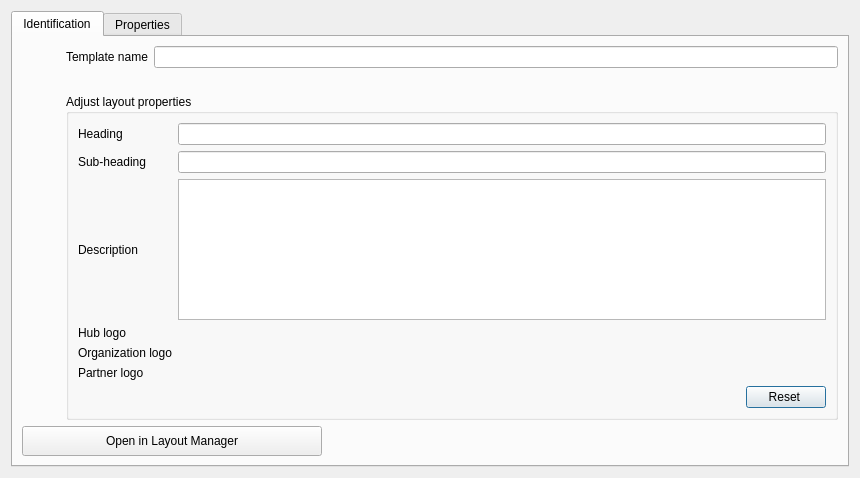
Old version of the form src/qgis_templates_symbology/ui/template_dialog.ui in the repository hotosm/qgis-templates-and-symbology-plugin.
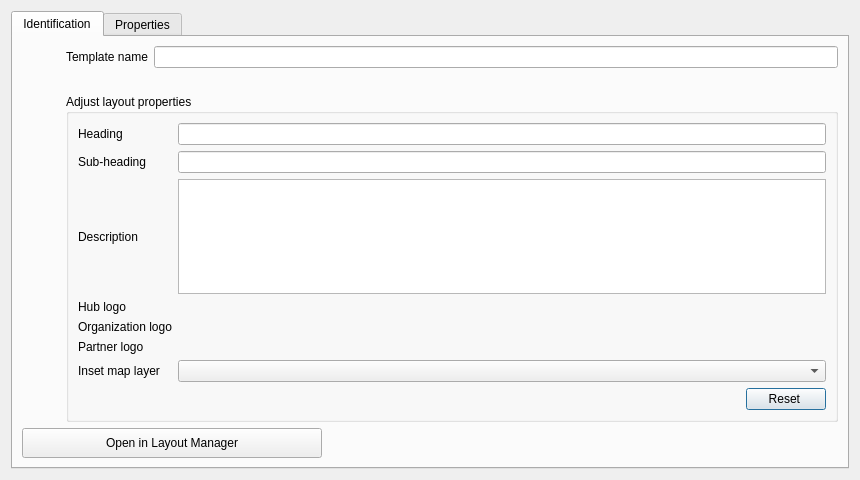
New version of the form. Custom widgets are drawn as their Qt base class.

Commit message: testing selecting inset map layers

```diff
--- a/src/qgis_templates_symbology/ui/template_dialog.ui
+++ b/src/qgis_templates_symbology/ui/template_dialog.ui
@@ -7,7 +7,7 @@
     <x>0</x>
     <y>0</y>
     <width>860</width>
-    <height>478</height>
+    <height>480</height>
    </rect>
   </property>
   <property name="windowTitle">
@@ -100,7 +100,7 @@
                 </property>
                </widget>
               </item>
-              <item row="6" column="1">
+              <item row="7" column="1">
                <layout class="QHBoxLayout" name="horizontalLayout_2">
                 <item>
                  <spacer name="horizontalSpacer_3">
@@ -190,6 +190,16 @@
                 </property>
                </widget>
               </item>
+              <item row="6" column="0">
+               <widget class="QLabel" name="label_7">
+                <property name="text">
+                 <string>Inset map layer</string>
+                </property>
+               </widget>
+              </item>
+              <item row="6" column="1">
+               <widget class="QgsMapLayerComboBox" name="map_layers"/>
+              </item>
              </layout>
             </widget>
            </item>
@@ -440,6 +450,11 @@
    <extends>QWidget</extends>
    <header>qgsfilewidget.h</header>
   </customwidget>
+  <customwidget>
+   <class>QgsMapLayerComboBox</class>
+   <extends>QComboBox</extends>
+   <header>qgsmaplayercombobox.h</header>
+  </customwidget>
  </customwidgets>
  <resources/>
  <connections/>
```
Left out of the diff: 106 changed lines with no effect on the pictures. The commit also changes 1 other file.
